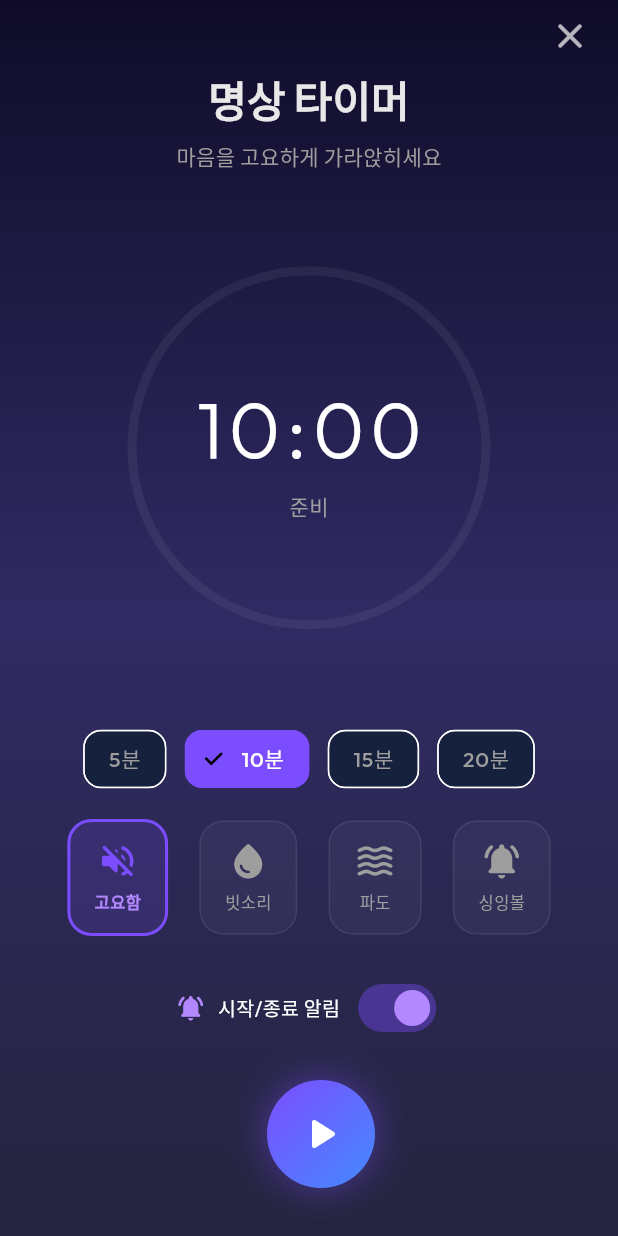
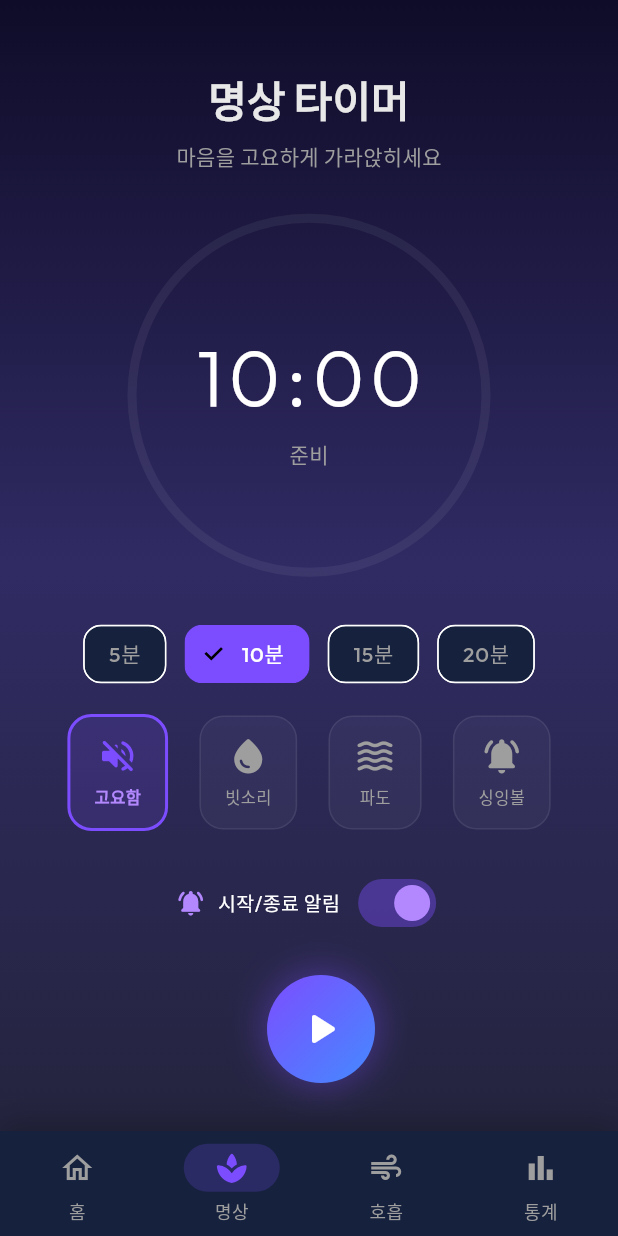
Before and after one commit to forestor/zenflow, a Flutter app: the screen it shows after launch, after a tap on "명상 타이머", on a phone screen of 412 x 824 dp. Run offline on Flutter 3.47's test engine with Material 3 defaults, Android fonts, the phone set to English and light mode, and no system bars; our stand-ins replace audioplayers, google_fonts, shared_preferences.

Commit message:
feat: 하단 탭에 명상 아이콘 추가 (UI 전용 안전 수정)

```diff
--- a/lib/screens/home_screen.dart
+++ b/lib/screens/home_screen.dart
@@ -19,9 +19,11 @@ class _HomeScreenState extends State<HomeScreen> {
 
   final List<Widget> _screens = const [
     _HomeTab(),
+    TimerScreen(showCloseButton: false),
     BreathingScreen(),
     StatsScreen(),
   ];
+
 
   @override
   Widget build(BuildContext context) {
@@ -54,6 +56,11 @@ class _HomeScreenState extends State<HomeScreen> {
               label: '홈',
             ),
             NavigationDestination(
+              icon: Icon(Icons.spa_outlined, color: AppTheme.textSecondary),
+              selectedIcon: Icon(Icons.spa_rounded, color: AppTheme.primary),
+              label: '명상',
+            ),
+            NavigationDestination(
               icon: Icon(Icons.air_outlined, color: AppTheme.textSecondary),
               selectedIcon: Icon(Icons.air_rounded, color: AppTheme.primary),
               label: '호흡',
@@ -65,6 +72,7 @@ class _HomeScreenState extends State<HomeScreen> {
               label: '통계',
             ),
           ],
+
         ),
       ),
     );
@@ -213,11 +221,9 @@ class _HomeTabState extends State<_HomeTab> {
                 subtitle: '고요한 시간을 가져보세요',
                 gradient: AppTheme.accentGradient,
                 onTap: () {
-                  Navigator.of(context).push(
-                    MaterialPageRoute(
-                      builder: (_) => Scaffold(body: const TimerScreen()),
-                    ),
-                  );
+                  final homeState =
+                      context.findAncestorStateOfType<_HomeScreenState>();
+                  homeState?.setState(() => homeState._currentIndex = 1);
                 },
               ),
               const SizedBox(height: 12),
@@ -229,12 +235,12 @@ class _HomeTabState extends State<_HomeTab> {
                   colors: [Color(0xFF00BCD4), Color(0xFF00E5FF)],
                 ),
                 onTap: () {
-                  // Switch to breathing tab
                   final homeState =
                       context.findAncestorStateOfType<_HomeScreenState>();
-                  homeState?.setState(() => homeState._currentIndex = 1);
+                  homeState?.setState(() => homeState._currentIndex = 2);
                 },
               ),
+
               const Spacer(),
               // ── Motivational Quote ──
               Center(
--- a/lib/screens/timer_screen.dart
+++ b/lib/screens/timer_screen.dart
@@ -7,11 +7,13 @@ import '../services/audio_service.dart';
 import '../widgets/sound_selector.dart';
 
 class TimerScreen extends StatefulWidget {
-  const TimerScreen({super.key});
+  final bool showCloseButton;
+  const TimerScreen({super.key, this.showCloseButton = true});
 
   @override
   State<TimerScreen> createState() => _TimerScreenState();
 }
+
 
 class _TimerScreenState extends State<TimerScreen>
     with TickerProviderStateMixin {
@@ -187,6 +189,7 @@ class _TimerScreenState extends State<TimerScreen>
                 ),
               ),
               // ── Close Button (Placed LAST to be on top) ──
+              if (widget.showCloseButton)
                 Positioned(
                   top: 0,
                   right: 8,
@@ -201,6 +204,7 @@ class _TimerScreenState extends State<TimerScreen>
                     tooltip: '홈으로 돌아가기',
                   ),
                 ),
+
             ],
           ),
         ),
```
Also changed, not shown: 1 other file. Lines whose indentation alone changed are shown as unchanged.
